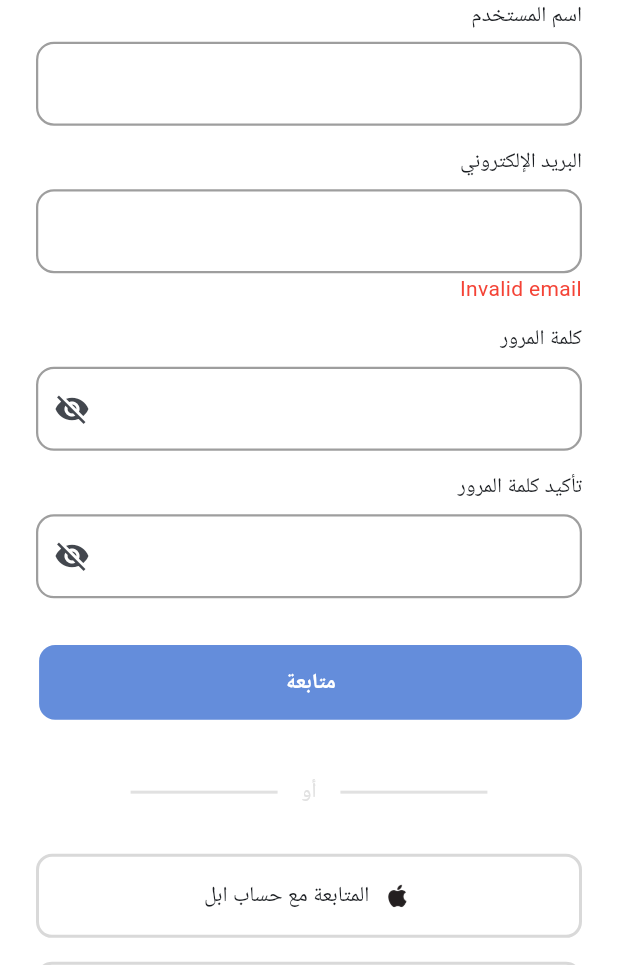
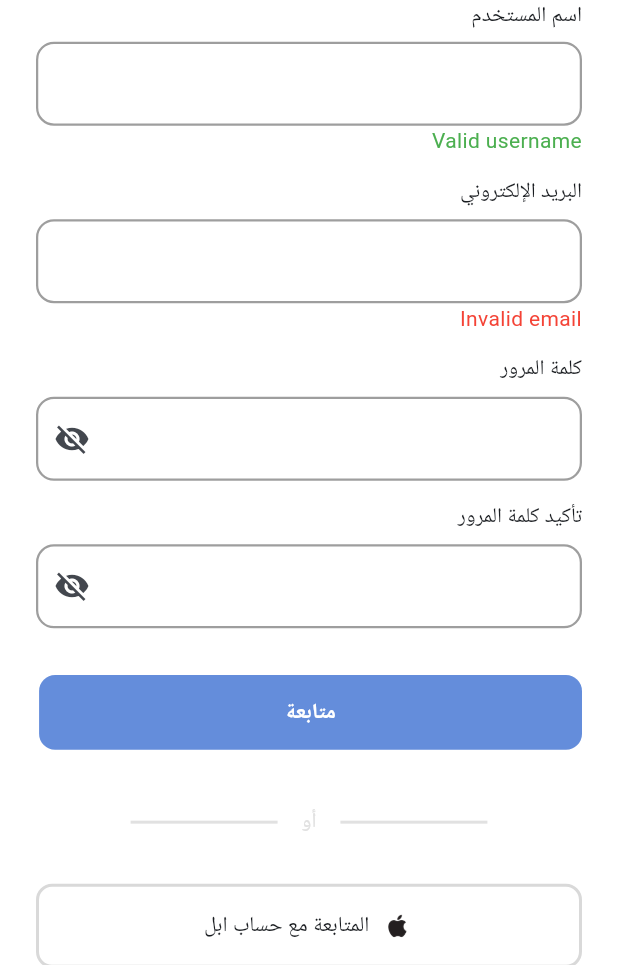
Before and after one commit to MourhafHoary/driver-flutter-app-warhouse, a Flutter app: the screen it shows after launch, after a tap on "إنشاء حساب", on a phone screen of 412 x 824 dp, the part 271-1236 px from its top. Run offline on Flutter 3.47's test engine with Material 3 defaults, Android fonts, the phone set to English and light mode, and no system bars; our stand-ins replace auto_size_text, easy_localization, flutter_otp_text_field, flutter_screenutil, flutter_svg, get and 2 more; network calls fail; Roboto replaces fonts that are missing (Intel).

Commit message:
*Mourhaf create controller for username + create crud and signup model

```diff
--- a/lib/controllers/auth_controller/password_controller.dart
+++ b/lib/controllers/auth_controller/password_controller.dart
@@ -1,6 +1,9 @@
+import 'package:flutter/cupertino.dart';
 import 'package:get/get.dart' ;
 
 class PasswordController extends GetxController {
+
+  final passwordController = TextEditingController();
   var isObscureNew = true.obs;
   var isObscureConfirm = true.obs;
 
--- /dev/null
+++ b/lib/controllers/auth_controller/username_controller.dart
@@ -0,0 +1,26 @@
+import 'package:get/get.dart';
+import 'package:flutter/material.dart';
+
+class UsernameController extends GetxController {
+  // TextEditingController مرتبط بحقل الإدخال
+  final usernameController = TextEditingController();
+
+  // متغير observable لحفظ صلاحية الاسم
+  var isValid = true.obs;
+
+  // التحقق من الاسم
+  void validateUsername(String value) {
+    String username = usernameController.text.trim();
+    if (username.isEmpty || username.length < 3) {
+      isValid.value = false;
+    } else {
+      isValid.value = true;
+    }
+  }
+
+  @override
+  void onClose() {
+    usernameController.dispose();
+    super.onClose();
+  }
+}
--- a/lib/core/App_config/Api_config.dart
+++ b/lib/core/App_config/Api_config.dart
@@ -0,0 +1,5 @@
+const String linkServerName = "http://192.168.1.100/invmanger" ;
+
+
+//Auth
+const String linkSignUp = "$linkServerName/auth/signup.php" ;
--- a/lib/core/component/custom_filed_button.dart
+++ b/lib/core/component/custom_filed_button.dart
@@ -6,12 +6,13 @@ import 'package:untitled1/gen/fonts.gen.dart';
 
 class CustomFiledButton extends StatelessWidget {
   final String text;
-
-  const CustomFiledButton({super.key, required this.text});
+  final VoidCallback? onPressed ;
+  const CustomFiledButton({super.key, required this.text, this.onPressed});
 
   @override
   Widget build(BuildContext context) {
     return InkWell(
+      onTap: onPressed,
       child: Container(
         decoration: BoxDecoration(
           borderRadius: BorderRadius.circular(12.r),
@@ -28,5 +29,6 @@ class CustomFiledButton extends StatelessWidget {
                 fontFamily: FontFamily.poppins)),
       ),
     );
+
   }
 }
--- /dev/null
+++ b/lib/models/auth_model/signup.dart
@@ -0,0 +1,25 @@
+import 'package:get/get.dart';
+import 'package:untitled1/controllers/auth_controller/email_controller.dart';
+import 'package:untitled1/controllers/auth_controller/password_controller.dart';
+import 'package:untitled1/core/App_config/Api_config.dart';
+import 'package:untitled1/models/auth_model/crud.dart';
+import 'package:untitled1/views/auth/pages/check_your_email.dart';
+
+import '../../controllers/auth_controller/username_controller.dart';
+Crud _crud = Crud() ;
+final usernameController = Get.find<UsernameController>();
+final emailController = Get.find<EmailController>();
+final passwordController = Get.find<PasswordController>();
+signUp() async {
+  var response = await _crud.postRequest(linkSignUp, {
+    "username": usernameController.usernameController.text,
+    "email": emailController.emailController.text,
+    "password" : passwordController.passwordController.text
+  }
+  );
+  if(response['status'] == "success"){
+    Get.to(CheckYourEmail());
+  }else{
+    print('SignUp fail') ;
+  }
+}
--- a/lib/views/auth/pages/auth_page.dart
+++ b/lib/views/auth/pages/auth_page.dart
@@ -18,7 +18,6 @@ class AuthPage extends StatefulWidget {
 
 class _AuthPageState extends State<AuthPage> {
   bool isLogin = true;
-
   @override
   Widget build(BuildContext context) {
     return Scaffold(
@@ -72,6 +71,7 @@ class AuthPageContent extends StatelessWidget {
                   color: Colors.black54,
                 ),
               ),
+              //* login
               LoginForm(),
               SizedBox(height: 43.h),
               const OrDivider(),
--- a/lib/views/auth/widgets/signup_form.dart
+++ b/lib/views/auth/widgets/signup_form.dart
@@ -5,9 +5,11 @@ import 'package:get/get.dart';
 import 'package:get/get_core/src/get_main.dart';
 import 'package:untitled1/controllers/auth_controller/email_controller.dart';
 import 'package:untitled1/controllers/auth_controller/password_controller.dart';
+import 'package:untitled1/controllers/auth_controller/username_controller.dart';
 import 'package:untitled1/core/component/custom_filed_button.dart';
 import 'package:untitled1/core/component/custom_text_filed.dart';
 import 'package:untitled1/gen/fonts.gen.dart';
+import 'package:untitled1/models/auth_model/signup.dart';
 
 import '../../../core/locallization/app_text.dart';
 import '../../../translations/locale_keys.g.dart';
@@ -18,6 +20,7 @@ class SignUpForm extends StatelessWidget {
 
   final EmailController controller = Get.put(EmailController());
   final PasswordController controllerp = Get.put(PasswordController());
+  final UsernameController controlleru = Get.put(UsernameController());
 
   @override
   Widget build(BuildContext context) {
@@ -26,7 +29,25 @@ class SignUpForm extends StatelessWidget {
         children: [
         AppText(Trans(LocaleKeys.login_username).tr, fontFamily: FontFamily.inter,style: TextStyle(fontSize: 16.sp, fontWeight: FontWeight.w500),),
          SizedBox(height: 8.h),
-         const CustomTextFiled(),
+          CustomTextFiled(
+           controller: controlleru.usernameController,
+            onChanged: controlleru.validateUsername,
+         ),
+          Obx( () => Align(
+            alignment: Alignment.centerRight,
+            child: Text(
+              controlleru.isValid.value
+                  ? 'Valid username'
+                  : 'Username must be at least 3 characters',
+              style: TextStyle(
+                color: controlleru.isValid.value
+                    ? Colors.green
+                    : Colors.red,
+
+              ),
+            ),
+          )
+          ),
          SizedBox(height: 16.h,),
          AppText(Trans(LocaleKeys.login_email).tr, fontFamily: FontFamily.inter,),
          SizedBox(height: 8.h,),
@@ -82,7 +103,12 @@ class SignUpForm extends StatelessWidget {
             ),
           )),
           SizedBox(height: 35.h,),
-         CustomFiledButton(text: Trans(LocaleKeys.login_continue).tr,)
+         CustomFiledButton(
+           text: Trans(LocaleKeys.login_continue).tr,
+         onPressed: () async {
+            await signUp();
+         },
+         )
     ]
     );
   }
```
Also changed, not shown: lib/models/auth_model/crud.dart (added, +33 -0 lines).
